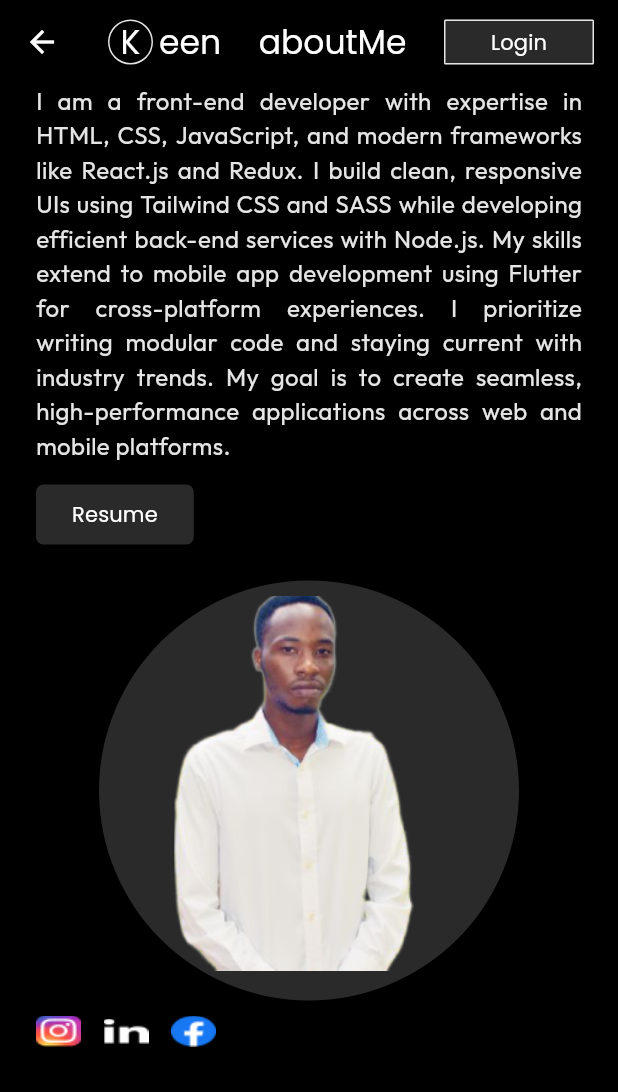
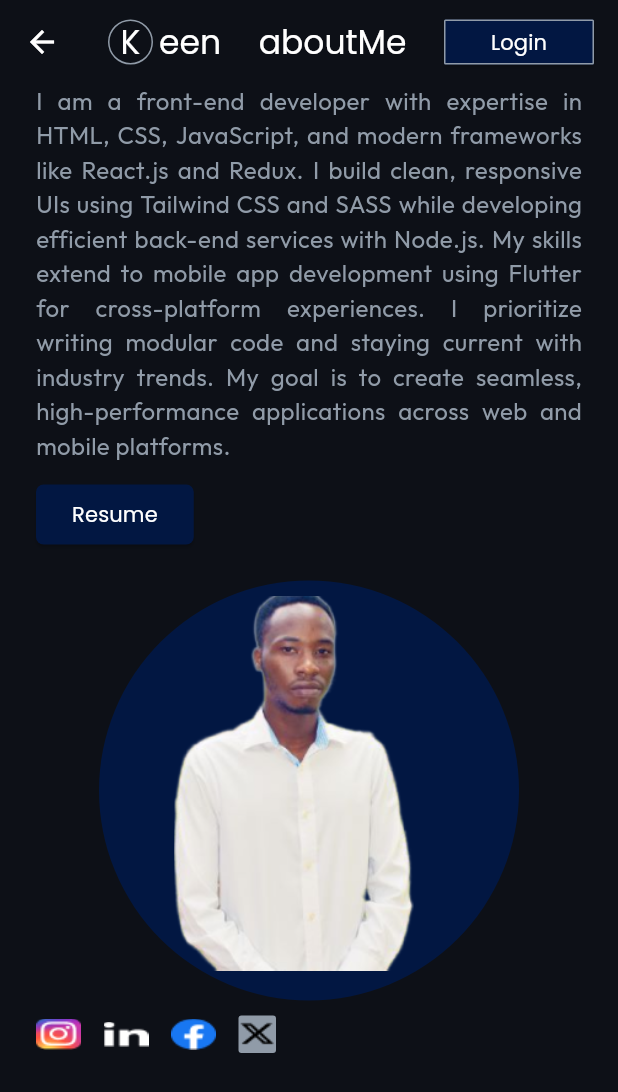
Before and after one commit to nzayisengaemmy939/flutter-potifolio, a Flutter app: the AboutMe screen opened by its route, on a phone screen of 412 x 824 dp. Shown: the top 1092 px of the screen. Run offline on Flutter 3.47's test engine with Material 3 defaults, Android fonts, the phone set to English and light mode, and no system bars.

Commit message:
anather chnage

```diff
--- a/lib/colors.dart
+++ b/lib/colors.dart
@@ -1,13 +1,13 @@
 import 'dart:ui';
 
 class AppColors1 {
-  static const Color font = Color(0xFFE5E5E5); // Fixed hex format
+  static const Color font = Color(0xff909ba8); // Fixed hex format
   static const Color font2 = Color(0xFFFFFFFF); // Corrected format for white
   static const Color color1 = Color(0xffCA4E4E);
   static const Color color2 = Color(0xff1877F2);
   static const Color color3 = Color(0xff44D2FD);
   static const Color color4 = Color(0xff2E9D2E);
 
-  static const Color background = Color(0xFF000000); // Added proper hex prefix
-  static const Color cardBackground = Color(0xFF2a2a2a); // Fixed the hex format
+  static const Color background = Color(0xFF0d1017); // Added proper hex prefix
+  static const Color cardBackground = Color(0xFF021742); // Fixed the hex format
 }
--- a/lib/components/app_card.dart
+++ b/lib/components/app_card.dart
@@ -31,7 +31,11 @@ class AppCard extends StatelessWidget {
       width: width1,
       height: height1,
       decoration: BoxDecoration(
-        color: AppColors1.cardBackground,
+        border: Border.all(
+          color: AppColors1.font,
+          width: 1.0,
+        ),
+        color: AppColors1.background,
         borderRadius: BorderRadius.circular(5),
       ),
       padding: const EdgeInsets.all(8), // Add padding to the Container
--- a/lib/components/app_media.dart
+++ b/lib/components/app_media.dart
@@ -1,4 +1,5 @@
 import 'package:flutter/material.dart';
+import 'package:flutter_potifolio/colors.dart';
 
 class AppMedia extends StatelessWidget {
   const AppMedia({super.key});
@@ -14,7 +15,14 @@ class AppMedia extends StatelessWidget {
         const SizedBox(width: 15),
         Image.asset("assets/images/fb.png"),
         const SizedBox(width: 15),
-        Image.asset("assets/images/x.png"),
+        Container(
+          width: 25,
+          height: 25,
+          decoration: const BoxDecoration(
+            color: AppColors1.font,
+            borderRadius: BorderRadius.all(Radius.circular(2))
+          ),
+          child: Image.asset("assets/images/x.png")),
         const SizedBox(height: 10),
       ],
     );
--- a/lib/pages/services.dart
+++ b/lib/pages/services.dart
@@ -10,7 +10,8 @@ class Services extends StatelessWidget {
   Widget build(BuildContext context) {
     return const Scaffold(
       appBar: CustomAppBar(name: "Services"),
-      body: Padding(
+      body: SingleChildScrollView(
+        child: Padding(
           padding: EdgeInsets.only(left: 24.0, right: 24.0, top: 10.0),
           child: Column(
             children: [
@@ -116,6 +117,7 @@ class Services extends StatelessWidget {
             ],
           ),
         ),
+      ),
     );
   }
 }
--- a/pubspec.yaml
+++ b/pubspec.yaml
@@ -16,6 +16,7 @@ dependencies:
   flutter_map: ^5.0.0
   latlong2: ^0.9.1
   http: ^1.0.0
+  url_launcher: ^6.1.10
 
 dev_dependencies:
   flutter_test:
```
Also changed, not shown: pubspec.lock, 5 other files. Lines whose indentation alone changed are shown as unchanged.
